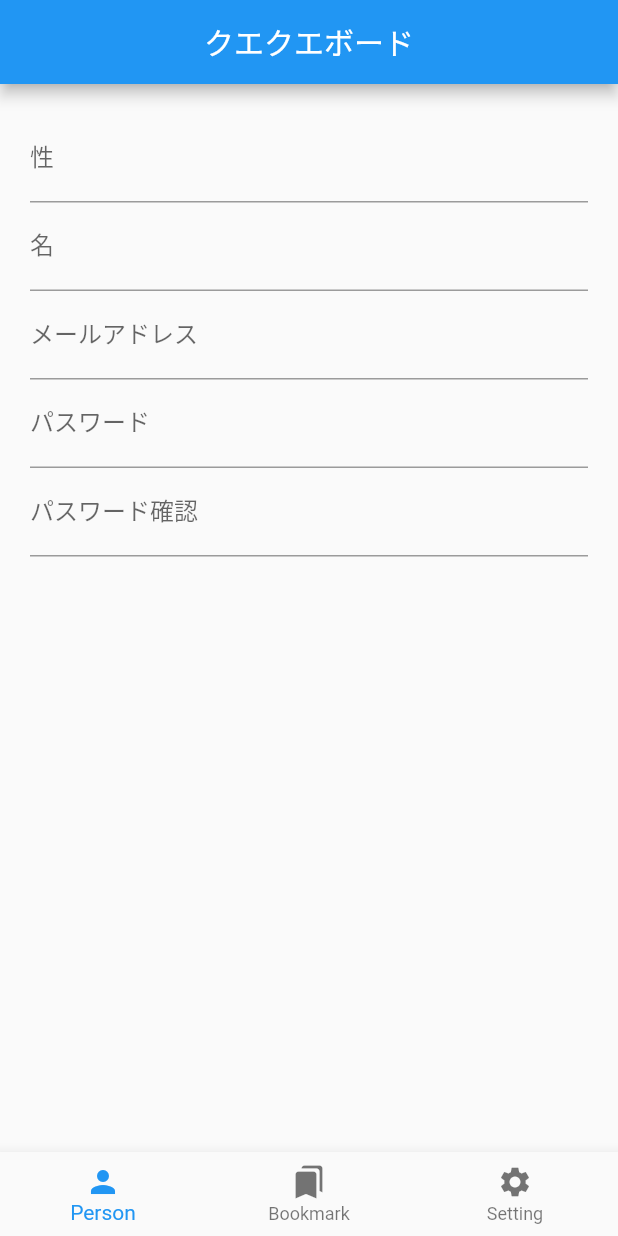
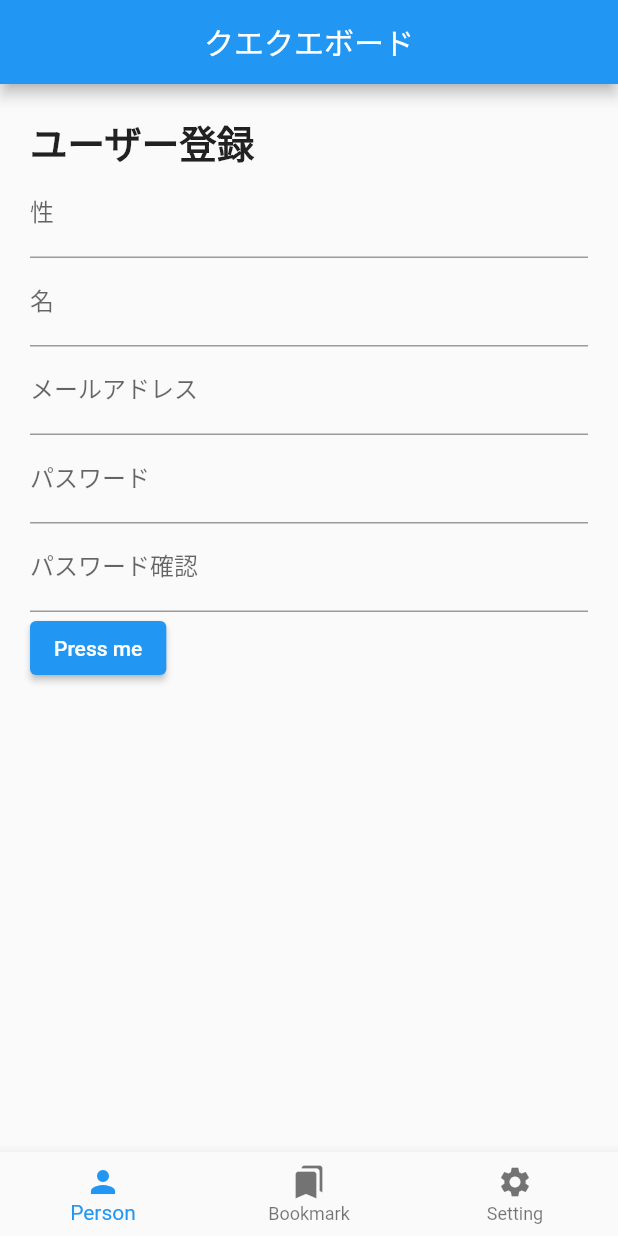
Before and after one commit to sayasurvey/queque_board_app, a Flutter app: the screen it shows after launch, on a phone screen of 412 x 824 dp. Run offline on Flutter 3.47's test engine with Material 2 defaults, Android fonts, the light colour scheme and no system bars; our stand-ins replace flutter_hooks.

Commit message:
feat: 一旦ホーム画面を構成しているWidgetざっくり配置

```diff
--- a/lib/main.dart
+++ b/lib/main.dart
@@ -39,11 +39,22 @@ class MyHomePage extends HookWidget {
           title: Text('クエクエボード'),
           centerTitle: true,
         ),
-        body: const Center(
+        body: Center(
           child: Padding(
             padding: EdgeInsets.all(20.0),
             child: Column(
               children: <Widget>[
+                Row(
+                  children: [
+                    Text(
+                      'ユーザー登録',
+                      style: TextStyle(
+                        fontSize: 25.0, // font size
+                        fontWeight: FontWeight.bold, // make it bold
+                      ),
+                    ),
+                  ],
+                ),
                 TextField(
                   decoration: InputDecoration(
                     labelText: '性',
@@ -68,6 +79,16 @@ class MyHomePage extends HookWidget {
                   decoration: InputDecoration(
                     labelText: 'パスワード確認',
                   ),
+                ),
+                Row(
+                  children: [
+                    ElevatedButton(
+                      onPressed: () {
+                        print('Button pressed!');
+                      },
+                      child: Text('Press me'),
+                    ),
+                  ],
                 ),
               ],
             ),
```
